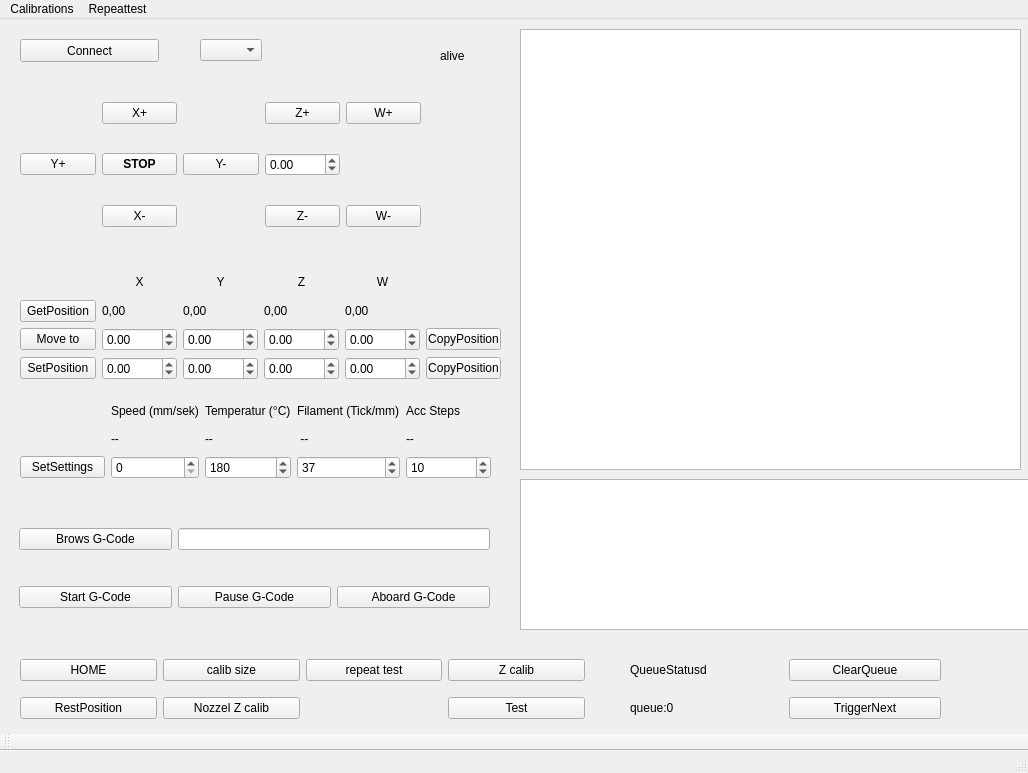
Before: the Qt Designer form CNC_MultiTool_GUI/mainwindow.ui in CNCMultiTool/CNC_MultiTool, drawn with Qt 5.
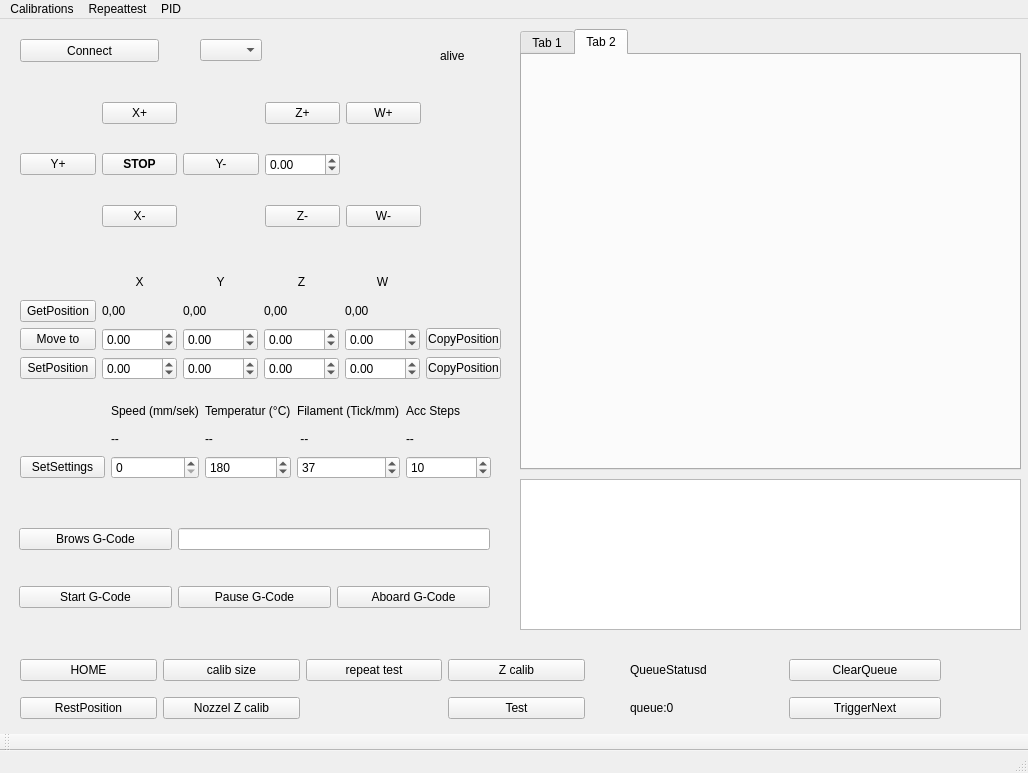
After: the same form once the commit is applied. Custom widgets are drawn as their Qt base class.

Diff of the .ui file:
```diff
--- a/CNC_MultiTool_GUI/mainwindow.ui
+++ b/CNC_MultiTool_GUI/mainwindow.ui
@@ -876,19 +876,6 @@
      <string>Connect</string>
     </property>
    </widget>
-   <widget class="QTextEdit" name="textEditLog">
-    <property name="enabled">
-     <bool>true</bool>
-    </property>
-    <property name="geometry">
-     <rect>
-      <x>520</x>
-      <y>10</y>
-      <width>501</width>
-      <height>441</height>
-     </rect>
-    </property>
-   </widget>
    <widget class="QComboBox" name="comboBoxComPortName">
     <property name="geometry">
      <rect>
@@ -950,7 +937,7 @@
      <rect>
       <x>520</x>
       <y>460</y>
-      <width>511</width>
+      <width>501</width>
       <height>151</height>
      </rect>
     </property>
@@ -1069,6 +1056,52 @@
      </item>
     </layout>
    </widget>
+   <widget class="QTabWidget" name="tabWidget">
+    <property name="geometry">
+     <rect>
+      <x>520</x>
+      <y>10</y>
+      <width>501</width>
+      <height>441</height>
+     </rect>
+    </property>
+    <property name="currentIndex">
+     <number>1</number>
+    </property>
+    <widget class="QWidget" name="tab">
+     <attribute name="title">
+      <string>Tab 1</string>
+     </attribute>
+     <widget class="QTextEdit" name="textEditLog">
+      <property name="enabled">
+       <bool>true</bool>
+      </property>
+      <property name="geometry">
+       <rect>
+        <x>0</x>
+        <y>0</y>
+        <width>501</width>
+        <height>421</height>
+       </rect>
+      </property>
+     </widget>
+    </widget>
+    <widget class="QWidget" name="tab_2">
+     <attribute name="title">
+      <string>Tab 2</string>
+     </attribute>
+     <widget class="QCustomPlot" name="Plot_PID_Temp" native="true">
+      <property name="geometry">
+       <rect>
+        <x>0</x>
+        <y>0</y>
+        <width>491</width>
+        <height>411</height>
+       </rect>
+      </property>
+     </widget>
+    </widget>
+   </widget>
   </widget>
   <widget class="QMenuBar" name="menubar">
    <property name="geometry">
@@ -1092,8 +1125,15 @@
     <addaction name="actionexecute"/>
     <addaction name="actionsettings_repeattest"/>
    </widget>
+   <widget class="QMenu" name="menuPID">
+    <property name="title">
+     <string>PID</string>
+    </property>
+    <addaction name="actionSet_PID"/>
+   </widget>
    <addaction name="menuCalibrations"/>
    <addaction name="menuTests"/>
+   <addaction name="menuPID"/>
   </widget>
   <widget class="QStatusBar" name="statusbar"/>
   <widget class="QToolBar" name="toolBar">
@@ -1123,6 +1163,14 @@
    </property>
   </action>
  </widget>
+ <customwidgets>
+  <customwidget>
+   <class>QCustomPlot</class>
+   <extends>QWidget</extends>
+   <header>qcustomplot.h</header>
+   <container>1</container>
+  </customwidget>
+ </customwidgets>
  <resources/>
  <connections/>
 </ui>
```
Left out of the diff: 5 changed lines with no effect on the pictures.
